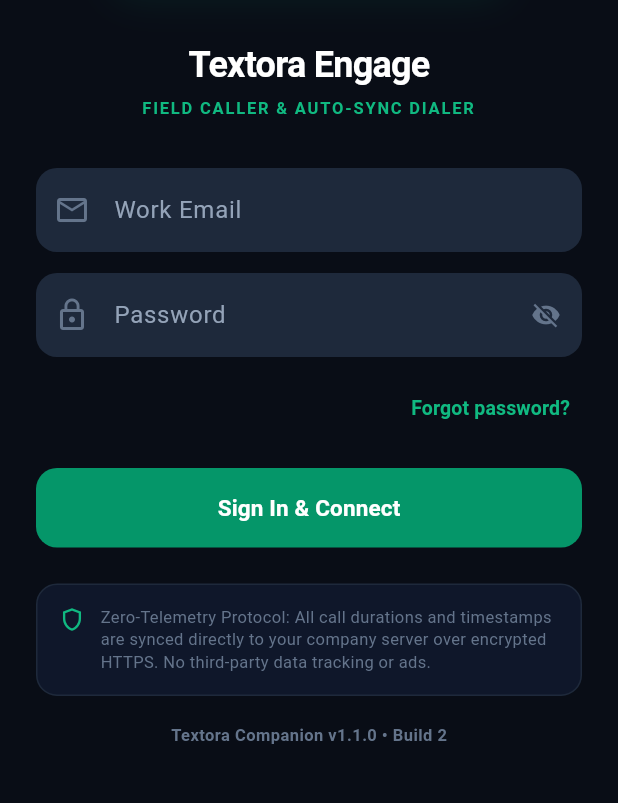
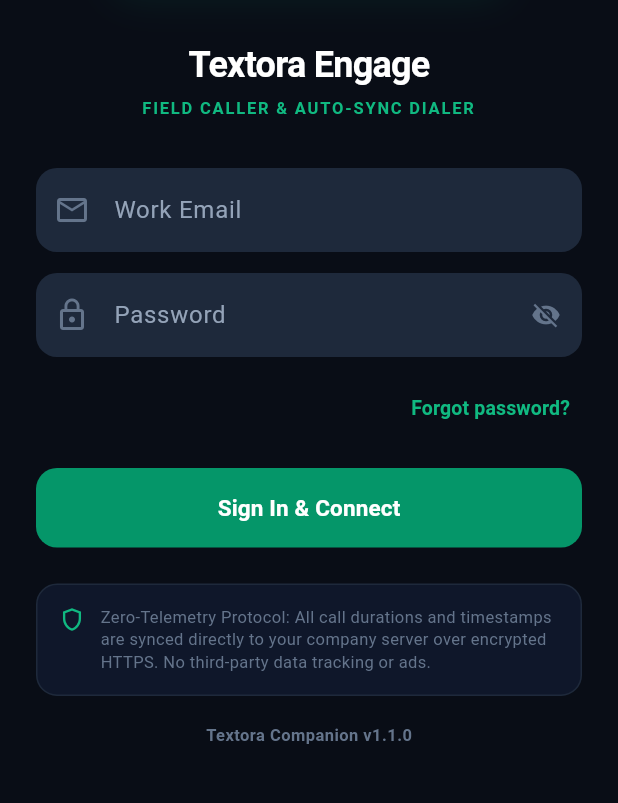
Before and after one commit to aaditya-01-28/textora-dialer, a Flutter app: the screen it shows after launch, on a phone screen of 412 x 824 dp, the part 306-1109 px from its top. Run offline on Flutter 3.47's test engine with Material 3 defaults, Android fonts, the phone set to English and light mode, and no system bars; our stand-ins replace flutter_secure_storage, open_filex, package_info_plus, permission_handler, shared_preferences; missing offline and left inert: call_log; accounts and stored records are empty.

Commit message:
style: standardize clean version display to v1.1.0 across mobile screens

```diff
--- a/lib/screens/login_screen.dart
+++ b/lib/screens/login_screen.dart
@@ -492,7 +492,7 @@ class _LoginScreenState extends State<LoginScreen> {
                 // Version Identifier
                 const Center(
                   child: Text(
-                    'Textora Companion v1.1.0 • Build 2',
+                    'Textora Companion v1.1.0',
                     style: TextStyle(
                       color: Color(0xFF64748B),
                       fontSize: 11,
--- a/lib/screens/profile_screen.dart
+++ b/lib/screens/profile_screen.dart
@@ -28,7 +28,7 @@ class _ProfileScreenState extends State<ProfileScreen> {
 
   late UserProfile _currentUser;
   bool _isLoading = false;
-  String _appVersion = 'v1.1.0 (Build 2)';
+  String _appVersion = 'v1.1.0';
   bool _isCheckingUpdate = false;
 
   // Accessibility Preferences
@@ -50,7 +50,7 @@ class _ProfileScreenState extends State<ProfileScreen> {
       final info = await PackageInfo.fromPlatform();
       if (mounted) {
         setState(() {
-          _appVersion = 'v${info.version} (Build ${info.buildNumber})';
+          _appVersion = 'v${info.version}';
         });
       }
     } catch (_) {}
```
